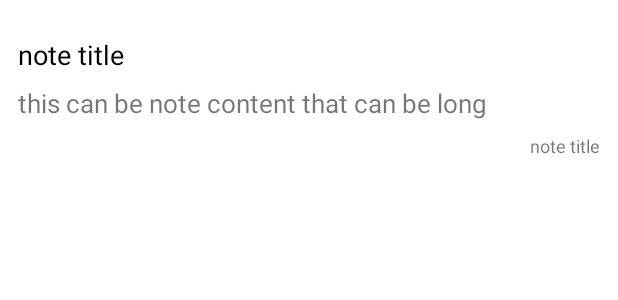
After one commit to khoyoscorrales/App-hibrida, an Android app: the layout recycler_note_item.xml on its own in the app's theme, with its tools: preview values and no code run, on a phone screen of 412 x 824 dp. The commit adds this screen. Shown: the top 300 px of the screen. Run offline under Robolectric (Android 15) with nearby library versions, the phone set to English and light mode, and no system bars.

Commit message:
note adaptar class

```diff
--- a/app/build.gradle.kts
+++ b/app/build.gradle.kts
@@ -46,6 +46,7 @@ dependencies {
     implementation(libs.constraintlayout)
     implementation(libs.firebase.auth)
     implementation(libs.firebase.firestore)
+    implementation(libs.firebase.database)
     testImplementation(libs.junit)
     androidTestImplementation(libs.ext.junit)
     androidTestImplementation(libs.espresso.core)
--- /dev/null
+++ b/app/src/main/res/drawable/baseline_menu_24.xml
@@ -0,0 +1,5 @@
+<vector xmlns:android="http://schemas.android.com/apk/res/android" android:height="24dp" android:tint="#000000" android:viewportHeight="24" android:viewportWidth="24" android:width="24dp">
+
+    <path android:fillColor="@android:color/white" android:pathData="M3,18h18v-2L3,16v2zM3,13h18v-2L3,11v2zM3,6v2h18L21,6L3,6z"/>
+
+</vector>
--- /dev/null
+++ b/app/src/main/res/layout/recycler_note_item.xml
@@ -0,0 +1,39 @@
+<?xml version="1.0" encoding="utf-8"?>
+<LinearLayout xmlns:android="http://schemas.android.com/apk/res/android"
+    android:orientation="vertical"
+    android:layout_width="match_parent"
+    android:layout_height="wrap_content"
+    android:padding="12dp"
+    android:layout_marginVertical="8dp"
+    android:backgroundTint="@color/white"
+    android:background="@drawable/rounded_corner"
+    >
+
+    <TextView
+        android:layout_width="match_parent"
+        android:layout_height="wrap_content"
+        android:id="@+id/note_title_text_view"
+        android:text="note title"
+        android:textColor="@color/black"
+        android:textSize="18sp"
+        android:layout_marginVertical="4dp"/>
+    <TextView
+        android:layout_width="match_parent"
+        android:layout_height="wrap_content"
+        android:id="@+id/note_content_text_view"
+        android:text="this can be note content that can be long"
+        android:maxLines="2"
+        android:ellipsize="end"
+        android:textSize="17sp"
+        android:layout_marginVertical="4dp"/>
+
+    <TextView
+        android:layout_width="match_parent"
+        android:layout_height="wrap_content"
+        android:id="@+id/note_timestamp_text_view"
+        android:text="note title"
+        android:textSize="12sp"
+        android:gravity="right"
+        android:layout_marginVertical="4dp"/>
+
+</LinearLayout>
--- a/gradle/libs.versions.toml
+++ b/gradle/libs.versions.toml
@@ -11,6 +11,7 @@ recyclerview = "1.3.2"
 googleGmsGoogleServices = "4.4.1"
 firebaseAuth = "23.0.0"
 firebaseFirestore = "25.0.0"
+firebaseDatabase = "21.0.0"
 
 [libraries]
 junit = { group = "junit", name = "junit", version.ref = "junit" }
@@ -23,6 +24,7 @@ constraintlayout = { group = "androidx.constraintlayout", name = "constraintlayo
 recyclerview = { group = "androidx.recyclerview", name = "recyclerview", version.ref = "recyclerview" }
 firebase-auth = { group = "com.google.firebase", name = "firebase-auth", version.ref = "firebaseAuth" }
 firebase-firestore = { group = "com.google.firebase", name = "firebase-firestore", version.ref = "firebaseFirestore" }
+firebase-database = { group = "com.google.firebase", name = "firebase-database", version.ref = "firebaseDatabase" }
 
 [plugins]
 android-application = { id = "com.android.application", version.ref = "agp" }
```
Also changed, not shown: app/src/main/java/com/example/quicknotes/MainActivity.java (+16 -0 lines), app/src/main/java/com/example/quicknotes/NoteAdapter.java (added, +47 -0 lines), app/src/main/java/com/example/quicknotes/utility.java (+7 -0 lines), app/src/main/res/layout/activity_main.xml (+36 -0 lines).
